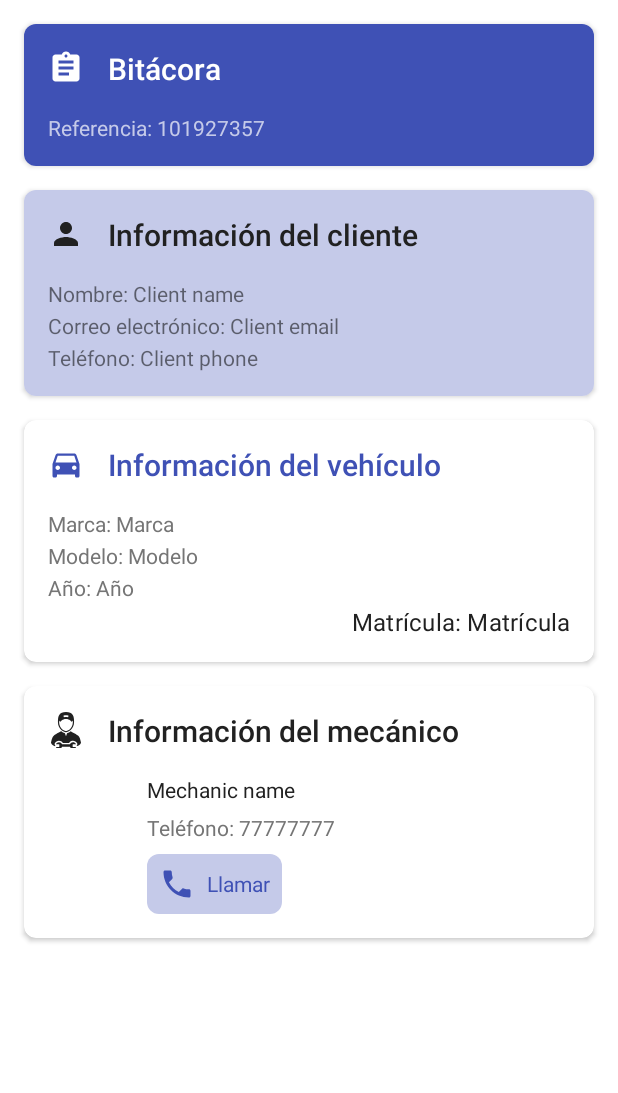
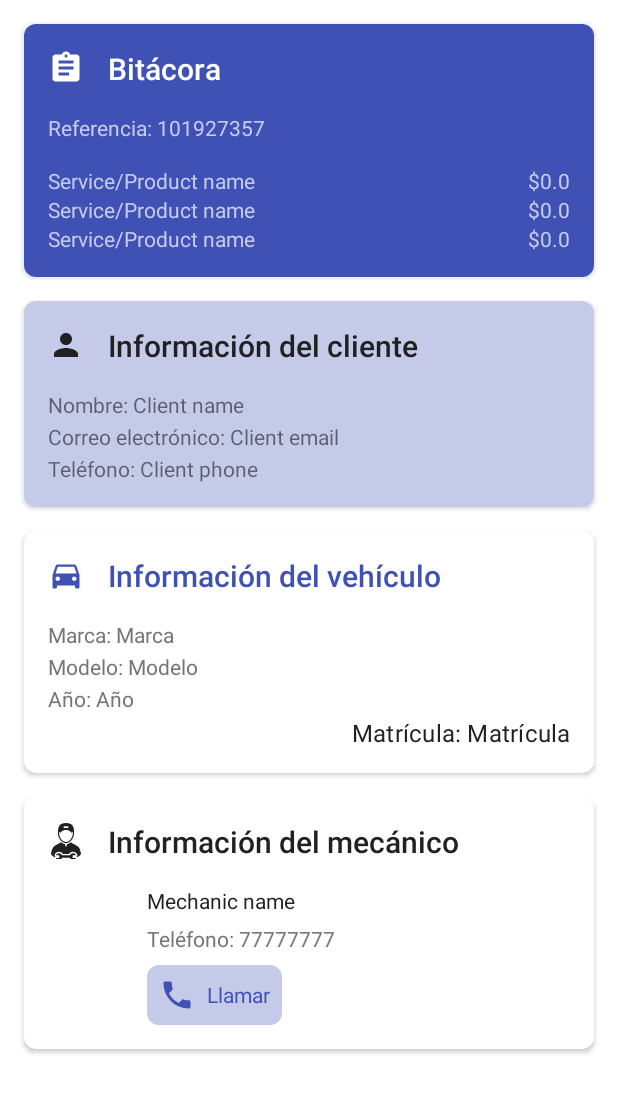
Before and after one commit to Vege19/app-grupoqq, an Android app: the layout fragment_binnacle_details.xml on its own in the app's theme, with its tools: preview values and no code run, on a phone screen of 412 x 824 dp. Shown: the top 1093 px of the screen. Run offline under Robolectric (Android 15) with nearby library versions, the phone set to English and light mode, and no system bars.

Commit message:
Facturation first steps

```diff
--- a/app/src/main/java/com/grupoqq/app/models/BinnacleModel.kt
+++ b/app/src/main/java/com/grupoqq/app/models/BinnacleModel.kt
@@ -5,5 +5,6 @@ data class BinnacleModel(
     var client: ClientModel = ClientModel(),
     var vehicle: VehicleModel = VehicleModel(),
     var mechanic: MechanicModel = MechanicModel(),
-    var binnacleServices: HashMap<String, BinnacleServiceModel> = HashMap()
+    var binnacleServices: HashMap<String, BinnacleServiceModel> = HashMap(),
+    var binnacleQuotation: List<QuotationModel> = arrayListOf()
 )
--- /dev/null
+++ b/app/src/main/java/com/grupoqq/app/models/QuotationModel.kt
@@ -0,0 +1,6 @@
+package com.grupoqq.app.models
+
+data class QuotationModel(
+    var quotationName: String = "",
+    var quotationCost: Double = 0.0
+)
--- a/app/src/main/java/com/grupoqq/app/models/ServiceModel.kt
+++ b/app/src/main/java/com/grupoqq/app/models/ServiceModel.kt
@@ -3,5 +3,6 @@ package com.grupoqq.app.models
 data class ServiceModel (
     var serviceId: String = "",
     var serviceName: String = "",
+    var serviceCost: Double = 0.0,
     var isChecked: Boolean = false
 )
--- a/app/src/main/res/layout/fragment_binnacle_details.xml
+++ b/app/src/main/res/layout/fragment_binnacle_details.xml
@@ -208,6 +208,18 @@
                     android:textColor="@color/colorLight"
                     tools:text="Referencia: 101927357"/>
 
+                <androidx.recyclerview.widget.RecyclerView
+                    android:id="@+id/quotationRv"
+                    android:layout_width="0dp"
+                    android:layout_height="wrap_content"
+                    app:layout_constraintBottom_toBottomOf="parent"
+                    app:layout_constraintEnd_toEndOf="parent"
+                    app:layout_constraintStart_toStartOf="parent"
+                    app:layout_constraintTop_toBottomOf="@id/binnacleDetailsCodeTxt"
+                    tools:listitem="@layout/item_quotation"
+                    android:paddingTop="16dp"
+                    android:overScrollMode="never"/>
+
             </androidx.constraintlayout.widget.ConstraintLayout>
 
         </androidx.cardview.widget.CardView>
--- a/app/src/main/res/layout/fragment_binnacle_services.xml
+++ b/app/src/main/res/layout/fragment_binnacle_services.xml
@@ -1,5 +1,6 @@
 <?xml version="1.0" encoding="utf-8"?>
-<androidx.constraintlayout.widget.ConstraintLayout xmlns:android="http://schemas.android.com/apk/res/android"
+<androidx.constraintlayout.widget.ConstraintLayout
+    xmlns:android="http://schemas.android.com/apk/res/android"
     xmlns:tools="http://schemas.android.com/tools"
     android:layout_width="match_parent"
     android:layout_height="match_parent"
--- /dev/null
+++ b/app/src/main/res/layout/item_quotation.xml
@@ -0,0 +1,29 @@
+<?xml version="1.0" encoding="utf-8"?>
+<LinearLayout xmlns:android="http://schemas.android.com/apk/res/android"
+    android:layout_width="match_parent"
+    android:layout_height="wrap_content"
+    xmlns:tools="http://schemas.android.com/tools"
+    android:orientation="horizontal"
+    android:weightSum="5">
+
+    <TextView
+        android:id="@+id/itemQuotationNameTxt"
+        android:layout_width="match_parent"
+        android:layout_height="wrap_content"
+        tools:text="Service/Product name"
+        android:textColor="@color/colorLight"
+        android:layout_weight="1"
+        android:maxLines="1"
+        android:ellipsize="end"/>
+
+    <TextView
+        android:id="@+id/itemQuotationPriceTxt"
+        android:layout_width="match_parent"
+        android:layout_height="wrap_content"
+        tools:text="$0.0"
+        android:textColor="@color/colorLight"
+        android:layout_weight="4"
+        android:maxLines="1"
+        android:textAlignment="textEnd"/>
+
+</LinearLayout>
```
Also changed, not shown: app/src/main/java/com/grupoqq/app/activities/NewBinnacleActivity.kt (+7 -0 lines), app/src/main/java/com/grupoqq/app/fragments/BinnacleDetailsFragment.kt (+35 -3 lines), app/src/main/java/com/grupoqq/app/utils/Adapters.kt (+8 -0 lines).
